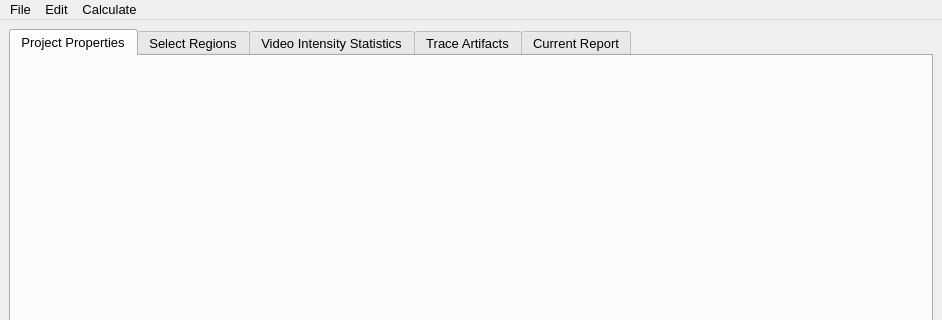
Qt form resources/designer_ui/crystalgrowthtrackermain.ui (jonathanHuwP/CrystalGrowthTracker) before a commit; both pictures show x 0 to 942 and y 0 to 320 of the 942 by 584 pixel window.
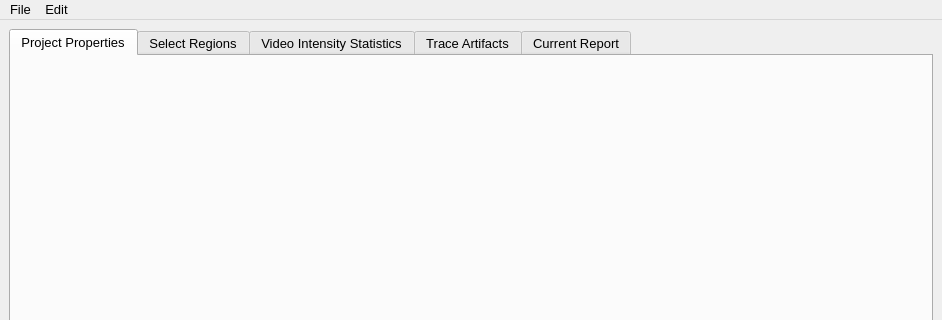
The same form after that commit.

```diff
--- a/resources/designer_ui/crystalgrowthtrackermain.ui
+++ b/resources/designer_ui/crystalgrowthtrackermain.ui
@@ -118,15 +118,8 @@
     <addaction name="separator"/>
     <addaction name="_actionProperties"/>
    </widget>
-   <widget class="QMenu" name="menuCalculate">
-    <property name="title">
-     <string>Calculate</string>
-    </property>
-    <addaction name="_actionMakeVideoStats"/>
-   </widget>
    <addaction name="menuOpen"/>
    <addaction name="menuEdit"/>
-   <addaction name="menuCalculate"/>
   </widget>
   <widget class="QStatusBar" name="statusbar"/>
   <action name="_actionNewProject">
```
Left out of the diff: 16 changed lines with no effect on the pictures.
